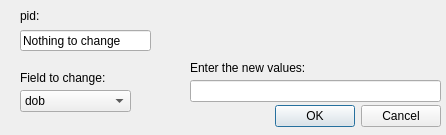
Above: ui/edit_person.ui from LabNeuroCogDevel/LNCDschedule before the change. Below: the same form after it.
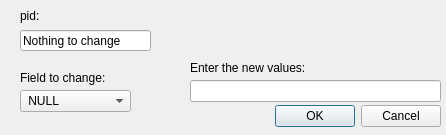
That is the form after the change.

Patch:
```diff
--- a/ui/edit_person.ui
+++ b/ui/edit_person.ui
@@ -61,6 +61,11 @@
      <height>22</height>
     </rect>
    </property>
+   <item>
+    <property name="text">
+     <string> NULL</string>
+    </property>
+   </item>
    <item>
     <property name="text">
      <string>dob</string>
```
